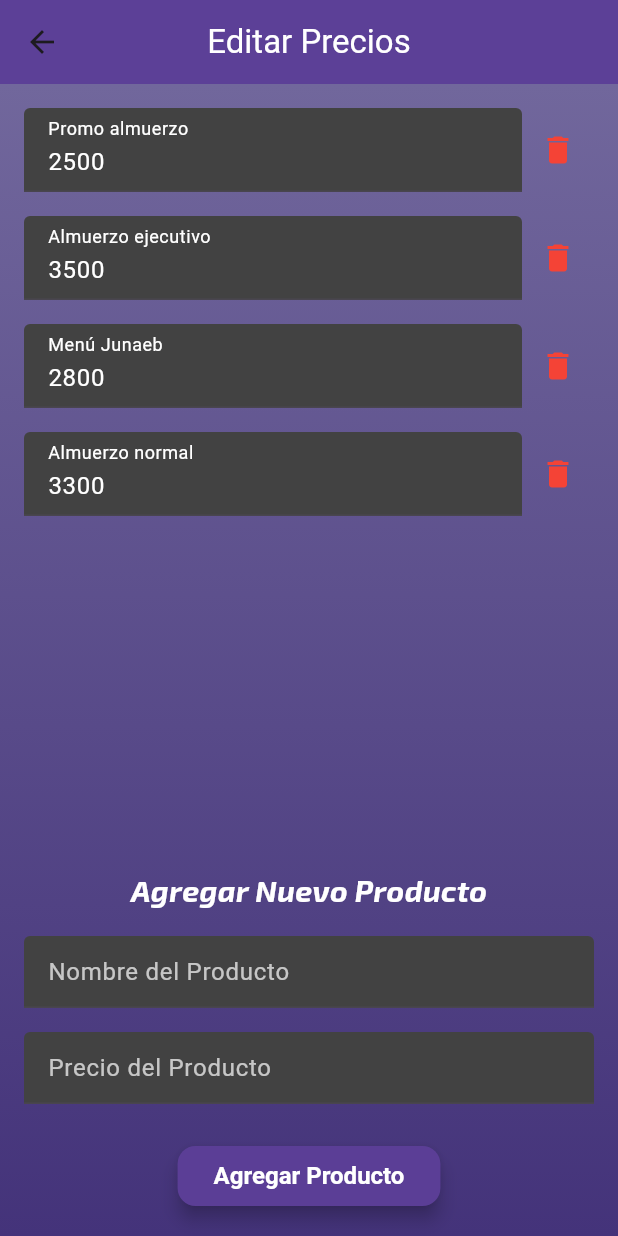
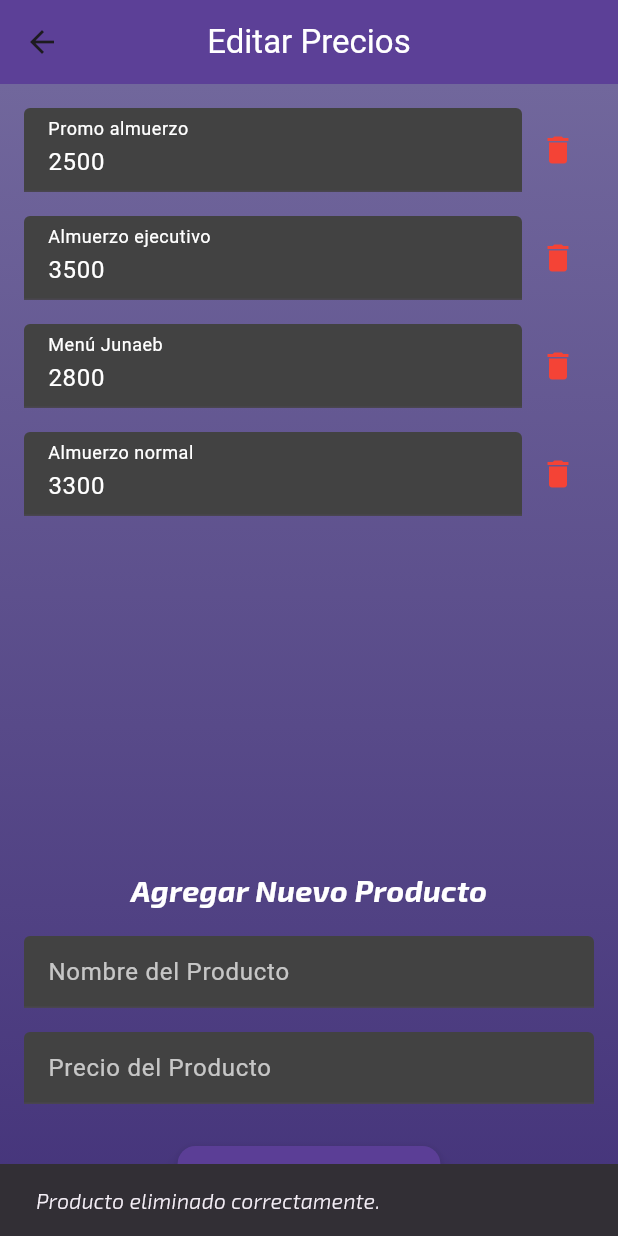
Before and after one commit to Nach0t/CampusBIT, a Flutter app: the EditPricesScreen screen opened directly, after a tap on the "delete" icon, on a phone screen of 412 x 824 dp. Run offline on Flutter 3.47's test engine with Material 3 defaults, Android fonts, the phone set to English and light mode, and no system bars; our stand-ins replace qr_flutter, sqflite; accounts and stored records are empty; project files that could hold a hidden picture were left out.

Commit message:
Update edit_prices_screen.dart

```diff
--- a/CampusBITs/lib/edit_prices_screen.dart
+++ b/CampusBITs/lib/edit_prices_screen.dart
@@ -25,31 +25,64 @@ class _EditPricesScreenState extends State<EditPricesScreen> {
   }
 
   Future<void> _loadMenuItems() async {
+    try {
       final dbHelper = DBHelper();
       final items = await dbHelper.getMenuItems();
       setState(() {
         menuItems = items;
       });
+    } catch (e) {
+      ScaffoldMessenger.of(context).showSnackBar(
+        SnackBar(content: Text('Error al cargar los productos.')),
+      );
+    }
   }
 
   Future<void> _updatePrice(int id, int newPrice) async {
+    try {
       final dbHelper = DBHelper();
       await dbHelper.updateMenuItem(id, newPrice);
       _loadMenuItems();
+      ScaffoldMessenger.of(context).showSnackBar(
+        SnackBar(content: Text('Precio actualizado correctamente.')),
+      );
+    } catch (e) {
+      ScaffoldMessenger.of(context).showSnackBar(
+        SnackBar(content: Text('Error al actualizar el precio.')),
+      );
+    }
   }
 
   Future<void> _addMenuItem(String name, int price) async {
+    try {
       final dbHelper = DBHelper();
       await dbHelper.insertMenuItem(name, price);
       _nameController.clear();
       _priceController.clear();
       _loadMenuItems();
+      ScaffoldMessenger.of(context).showSnackBar(
+        SnackBar(content: Text('Producto agregado correctamente.')),
+      );
+    } catch (e) {
+      ScaffoldMessenger.of(context).showSnackBar(
+        SnackBar(content: Text('Error al agregar el producto.')),
+      );
+    }
   }
 
   Future<void> _deleteMenuItem(int id) async {
+    try {
       final dbHelper = DBHelper();
       await dbHelper.deleteMenuItem(id);
       _loadMenuItems();
+      ScaffoldMessenger.of(context).showSnackBar(
+        SnackBar(content: Text('Producto eliminado correctamente.')),
+      );
+    } catch (e) {
+      ScaffoldMessenger.of(context).showSnackBar(
+        SnackBar(content: Text('Error al eliminar el producto.')),
+      );
+    }
   }
 
   @override
@@ -81,15 +114,14 @@ class _EditPricesScreenState extends State<EditPricesScreen> {
                   itemCount: menuItems.length,
                   itemBuilder: (context, index) {
                     final item = menuItems[index];
-                    final TextEditingController _priceController =
-                    TextEditingController(text: item['price'].toString());
                     return Padding(
                       padding: const EdgeInsets.only(bottom: 16.0),
                       child: Row(
                         children: [
                           Expanded(
                             child: TextField(
-                              controller: _priceController,
+                              controller: TextEditingController(
+                                  text: item['price'].toString()),
                               style: TextStyle(color: Colors.white),
                               decoration: InputDecoration(
                                 labelText: item['name'],
@@ -99,7 +131,7 @@ class _EditPricesScreenState extends State<EditPricesScreen> {
                               ),
                               keyboardType: TextInputType.number,
                               onSubmitted: (value) {
-                                if (value.isNotEmpty) {
+                                if (value.isNotEmpty && int.tryParse(value) != null) {
                                   _updatePrice(item['id'], int.parse(value));
                                 }
                               },
@@ -148,8 +180,11 @@ class _EditPricesScreenState extends State<EditPricesScreen> {
               SizedBox(height: 24),
               ElevatedButton(
                 onPressed: () {
-                  if (_nameController.text.isNotEmpty && _priceController.text.isNotEmpty) {
-                    _addMenuItem(_nameController.text, int.parse(_priceController.text));
+                  if (_nameController.text.isNotEmpty &&
+                      _priceController.text.isNotEmpty &&
+                      int.tryParse(_priceController.text) != null) {
+                    _addMenuItem(
+                        _nameController.text, int.parse(_priceController.text));
                   }
                 },
                 child: Text('Agregar Producto', style: TextStyle(color: Colors.white)),
```
Lines whose indentation alone changed are shown as unchanged.
